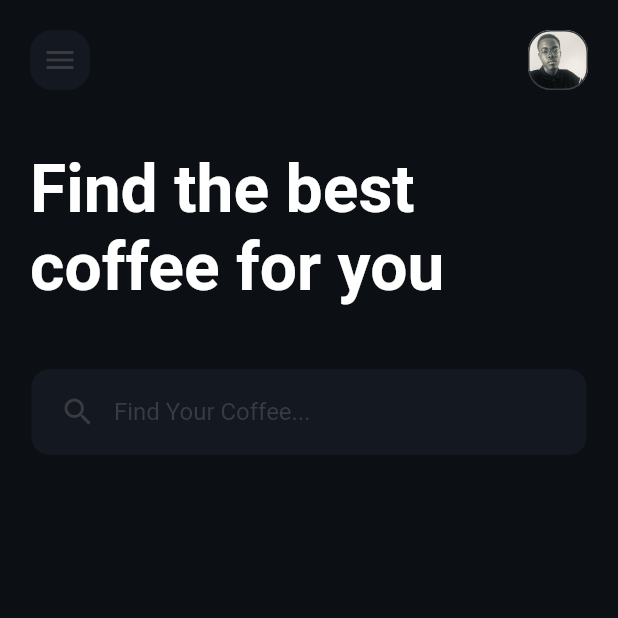
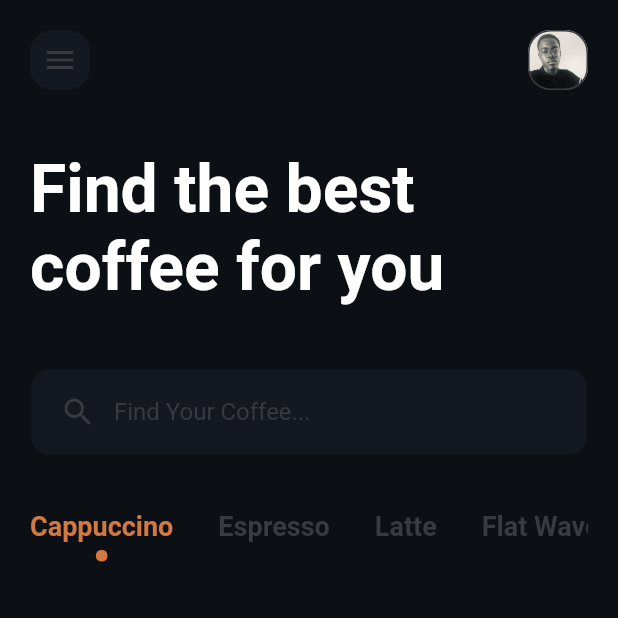
Before and after one commit to Wagner-Coche/coffee_ui_star, a Flutter app: the screen it shows after launch, on a phone screen of 412 x 824 dp, the top half of it. Run offline on Flutter 3.47's test engine with Material 2 defaults, Android fonts, the phone set to English and light mode, and no system bars.

Commit message:
created scroll option coffee - home screen

```diff
--- /dev/null
+++ b/lib/app/presenter/screens/home_screen/components/body_components/option_scroll_body_component.dart
@@ -0,0 +1,32 @@
+import '../../widgets/text_option_widget.dart';
+import 'package:flutter/material.dart';
+
+class OptionScrollBodyComponent extends StatelessWidget {
+  const OptionScrollBodyComponent({Key? key}) : super(key: key);
+
+  @override
+  Widget build(BuildContext context) {
+    return SingleChildScrollView(
+      physics: const BouncingScrollPhysics(),
+      scrollDirection: Axis.horizontal,
+      child: Container(
+        margin: EdgeInsets.only(top: MediaQuery.of(context).size.height * .044),
+        child: Row(
+          children: const <Widget>[
+            TextOptionWidget(title: "Cappuccino", active: true),
+            SizedBox(width: 30),
+            TextOptionWidget(title: "Espresso", active: false),
+            SizedBox(width: 30),
+            TextOptionWidget(title: "Latte", active: false),
+            SizedBox(width: 30),
+            TextOptionWidget(title: "Flat Wave", active: false),
+            SizedBox(width: 30),
+            TextOptionWidget(title: "Cardafio", active: false),
+            SizedBox(width: 30),
+            TextOptionWidget(title: "Meccinada", active: false)
+          ],
+        ),
+      ),
+    );
+  }
+}
--- a/lib/app/presenter/screens/home_screen/division/header_division/header_division_home_screen.dart
+++ b/lib/app/presenter/screens/home_screen/division/header_division/header_division_home_screen.dart
@@ -1,3 +1,4 @@
+import '../../components/body_components/option_scroll_body_component.dart';
 import '../../components/body_components/textfield_search_body_component.dart';
 import '../../components/body_components/description_body_component.dart';
 import '../../components/header_components/row_icons_header_components.dart';
@@ -12,7 +13,8 @@ class HeaderDivisionHomeScreen extends StatelessWidget {
       children: const <Widget>[
         RowIconsHeaderComponents(),
         DescriptionBodyComponent(),
-        TextFieldSearchBodyComponent()
+        TextFieldSearchBodyComponent(),
+        OptionScrollBodyComponent()
       ]
     );
   }
--- /dev/null
+++ b/lib/app/presenter/screens/home_screen/widgets/text_option_widget.dart
@@ -0,0 +1,40 @@
+import '../../../utils/color_utils.dart';
+import 'package:flutter/material.dart';
+
+class TextOptionWidget extends StatelessWidget {
+  const TextOptionWidget({Key? key, required this.title, required this.active}) : super(key: key);
+
+  final String title;
+  final bool active;
+
+  @override
+  Widget build(BuildContext context) {
+    return SizedBox(
+      child: Column(
+        children: <Widget>[
+          Text(
+            title,
+            style: TextStyle(
+              color: active ? ColorUtils.colorUtils.orangeColor : ColorUtils.colorUtils.thirdColor,
+              fontSize: 18,
+              fontWeight: FontWeight.bold,
+            )
+          ),
+          const SizedBox(height: 5),
+          active ? ClipOval(
+            child: Container(
+              height: 8,
+              width: 8,
+              decoration: BoxDecoration(
+                color: ColorUtils.colorUtils.orangeColor,
+              ),
+            ),
+          ) : const SizedBox(
+              height: 8,
+              width: 8,
+          )
+        ]
+      )
+    );
+  }
+}
--- a/lib/app/presenter/utils/color_utils.dart
+++ b/lib/app/presenter/utils/color_utils.dart
@@ -6,6 +6,7 @@ class ColorUtils {
   Color primaryColor = const Color(0xff0c1015);
   Color secondColor = const Color(0xff141921);
   Color thirdColor = const Color(0xff393b40);
+  Color orangeColor = const Color(0xffd27842);
   Color blackColor = Colors.black;
   Color whiteColor = Colors.white;
 }
```
